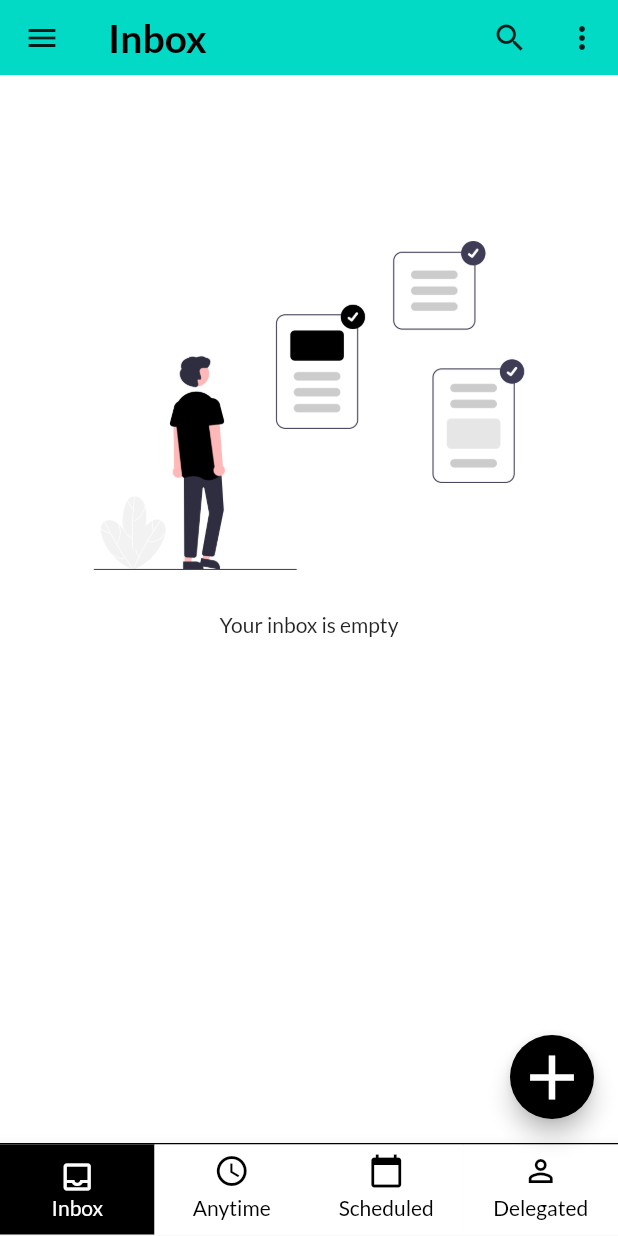
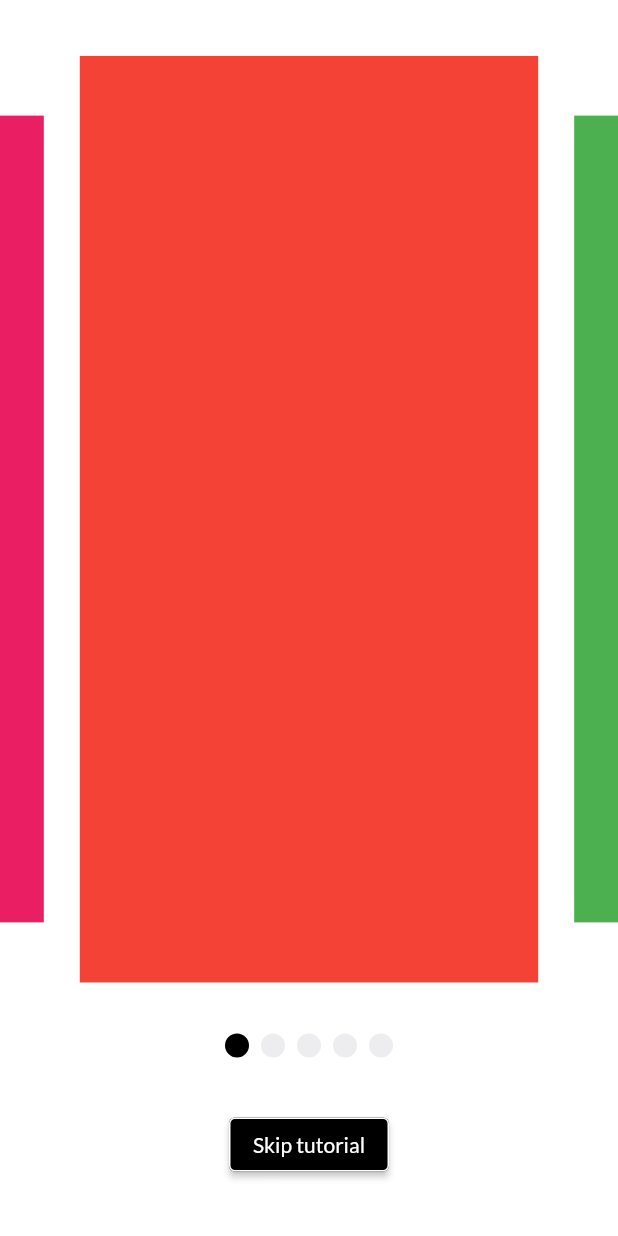
Before and after one commit to BartoszRudnik/ProductiveAppFrontend, a Flutter app: the TabsScreen screen opened by its route, on a phone screen of 412 x 824 dp. Run offline on Flutter 3.47's test engine with Material 2 defaults, Android fonts, the phone set to English and light mode, and no system bars; drawn by our look-alikes of auto_size_text, badges, carousel_slider, smooth_page_indicator; our stand-ins replace connectivity_plus, file_picker, flutter_local_notifications, font_awesome_flutter, geocoding, google_maps_flutter and 9 more; missing offline and left inert: flutter_background_geolocation, flutter_pdfview, global_configuration, workmanager; accounts and stored records are empty; generated files the repository leaves out were written again.

Commit message:
ekran z samouczkiem

```diff
--- a/lib/db/init_database.dart
+++ b/lib/db/init_database.dart
@@ -123,6 +123,7 @@ class InitDatabase {
       ${UserFields.userType} $textType,
       ${UserFields.localImage} $textType,
       ${UserFields.removed} $boolType,
+      ${UserFields.firstLogin} $boolType,
       $userEmail $textType
     )
     ''');
--- a/lib/model/user.dart
+++ b/lib/model/user.dart
@@ -13,6 +13,7 @@ class UserFields {
     lastUpdatedImage,
     lastUpdatedName,
     removed,
+    firstLogin,
   ];
 
   static final String id = 'id';
@@ -24,6 +25,7 @@ class UserFields {
   static final String lastUpdatedImage = "lastUpdatedImage";
   static final String lastUpdatedName = "lastUpdatedName";
   static final String removed = "removed";
+  static final String firstLogin = "firstLogin";
 }
 
 class User with ChangeNotifier {
@@ -36,10 +38,12 @@ class User with ChangeNotifier {
   DateTime lastUpdatedImage;
   DateTime lastUpdatedName;
   bool removed;
+  bool firstLogin;
 
   User({
     @required this.email,
     @required this.userType,
+    @required this.firstLogin,
     this.id,
     this.firstName,
     this.lastName,
@@ -59,6 +63,7 @@ class User with ChangeNotifier {
     DateTime lastUpdatedImage,
     DateTime lastUpdatedName,
     bool removed,
+    bool firstLogin,
   }) =>
       User(
         email: email ?? this.email,
@@ -70,6 +75,7 @@ class User with ChangeNotifier {
         lastUpdatedName: lastUpdatedName ?? this.lastUpdatedName,
         localImage: localImage ?? this.localImage,
         removed: removed ?? this.removed,
+        firstLogin: firstLogin ?? this.firstLogin,
       );
 
   Map<String, dynamic> toJson() {
@@ -83,6 +89,7 @@ class User with ChangeNotifier {
       UserFields.removed: this.removed ? 1 : 0,
       UserFields.lastUpdatedImage: this.lastUpdatedImage != null ? this.lastUpdatedImage.toIso8601String() : DateTime.now().toIso8601String(),
       UserFields.lastUpdatedName: this.lastUpdatedName != null ? this.lastUpdatedName.toIso8601String() : DateTime.now().toIso8601String(),
+      UserFields.firstLogin: this.firstLogin ? 1 : 0,
     };
   }
 
@@ -96,5 +103,6 @@ class User with ChangeNotifier {
         removed: json[UserFields.removed] == 1 ? true : false,
         lastUpdatedImage: DateTime.parse(json[UserFields.lastUpdatedImage] as String),
         lastUpdatedName: DateTime.parse(json[UserFields.lastUpdatedName] as String),
+        firstLogin: json[UserFields.firstLogin] == 1 ? true : false,
       );
 }
--- a/lib/provider/task_provider.dart
+++ b/lib/provider/task_provider.dart
@@ -1496,14 +1496,6 @@ class TaskProvider with ChangeNotifier {
   }
 
   int countInboxDelegated() {
-    List<Task> tmpList = [];
-
-    tmpList = [...this._inboxTasks.where((task) => (task.isDelegated != null && task.isDelegated == true))];
-
-    if (tmpList != null) {
-      return tmpList.length;
-    } else {
-      return 0;
-    }
+    return this._inboxTasks.where((task) => (task.isDelegated != null && task.isDelegated == true)).toList().length;
   }
 }
--- a/lib/screen/tabs_screen.dart
+++ b/lib/screen/tabs_screen.dart
@@ -3,6 +3,8 @@ import 'package:badges/badges.dart';
 import 'package:flutter/material.dart';
 import 'package:flutter/rendering.dart';
 import 'package:flutter_gen/gen_l10n/app_localizations.dart';
+import 'package:productive_app/provider/auth_provider.dart';
+import 'package:productive_app/screen/tutorial_screen.dart';
 import 'package:provider/provider.dart';
 
 import '../provider/delegate_provider.dart';
@@ -238,7 +240,11 @@ class _TabsScreenState extends State<TabsScreen> with TickerProviderStateMixin<T
 
   @override
   Widget build(BuildContext context) {
-    return NotificationListener<ScrollNotification>(
+    final isFirstLogin = Provider.of<AuthProvider>(context).firstLogin;
+
+    return isFirstLogin
+        ? TutorialScreen()
+        : NotificationListener<ScrollNotification>(
             onNotification: this._handleScrollNotification,
             child: AnimatedContainer(
               decoration: BoxDecoration(
@@ -280,7 +286,8 @@ class _TabsScreenState extends State<TabsScreen> with TickerProviderStateMixin<T
                     leadingButton: IconButton(
                       icon: Badge(
                         position: BadgePosition.topStart(),
-                  showBadge: Provider.of<DelegateProvider>(context).received.length > 0 || Provider.of<DelegateProvider>(context).numberOfPermissionRequest > 0,
+                        showBadge:
+                            Provider.of<DelegateProvider>(context).received.length > 0 || Provider.of<DelegateProvider>(context).numberOfPermissionRequest > 0,
                         badgeColor: Theme.of(context).primaryColor,
                         child: Icon(Icons.menu),
                       ),
--- /dev/null
+++ b/lib/screen/tutorial_screen.dart
@@ -0,0 +1,88 @@
+import 'package:carousel_slider/carousel_slider.dart';
+import 'package:flutter/material.dart';
+import 'package:productive_app/config/color_themes.dart';
+import 'package:productive_app/provider/auth_provider.dart';
+import 'package:provider/provider.dart';
+import 'package:smooth_page_indicator/smooth_page_indicator.dart';
+
+class TutorialScreen extends StatefulWidget {
+  @override
+  State<TutorialScreen> createState() => _TutorialScreenState();
+}
+
+class _TutorialScreenState extends State<TutorialScreen> {
+  final controller = CarouselController();
+  int _activeImageIndex = 0;
+
+  void animateToImage(int index) => this.controller.jumpToPage(index);
+
+  @override
+  Widget build(BuildContext context) {
+    return Scaffold(
+      body: Container(
+        padding: EdgeInsets.symmetric(vertical: 20),
+        child: Center(
+          child: Column(
+            mainAxisAlignment: MainAxisAlignment.spaceAround,
+            children: [
+              CarouselSlider.builder(
+                carouselController: this.controller,
+                itemCount: 5,
+                itemBuilder: (ctx, index, realIndex) {
+                  Color color;
+
+                  if (index == 0) {
+                    color = Colors.red;
+                  } else if (index == 1) {
+                    color = Colors.green;
+                  } else if (index == 2) {
+                    color = Colors.blue;
+                  } else if (index == 3) {
+                    color = Colors.yellow;
+                  } else {
+                    color = Colors.pink;
+                  }
+
+                  return Container(
+                    margin: EdgeInsets.symmetric(horizontal: 12),
+                    width: double.infinity,
+                    color: color,
+                  );
+                },
+                options: CarouselOptions(
+                  initialPage: 0,
+                  height: MediaQuery.of(context).size.height * 0.75,
+                  enlargeCenterPage: true,
+                  enlargeStrategy: CenterPageEnlargeStrategy.height,
+                  onPageChanged: (index, reason) {
+                    setState(() {
+                      this._activeImageIndex = index;
+                    });
+                  },
+                ),
+              ),
+              AnimatedSmoothIndicator(
+                activeIndex: this._activeImageIndex,
+                count: 5,
+                onDotClicked: (index) {
+                  this.animateToImage(index);
+                },
+                effect: JumpingDotEffect(
+                  dotColor: Theme.of(context).primaryColorLight,
+                  activeDotColor: Theme.of(context).primaryColor,
+                ),
+              ),
+              ElevatedButton(
+                onPressed: () async {
+                  Provider.of<AuthProvider>(context, listen: false).changeFirstLoginStatus();
+                },
+                child: Text('Skip tutorial'),
+                style: ColorThemes.loginButtonStyle(context),
+              ),
+            ],
+          ),
+        ),
+      ),
+    );
+  }
+}
--- a/pubspec.yaml
+++ b/pubspec.yaml
@@ -56,6 +56,8 @@ dependencies:
   sqflite: any
   uuid: any
   workmanager: any
+  carousel_slider: any
+  smooth_page_indicator: any
 
   # The following adds the Cupertino Icons font to your application.
   # Use with the CupertinoIcons class for iOS style icons.
```
Also changed, not shown: lib/provider/auth_provider.dart (+35 -0 lines), pubspec.lock. Lines whose indentation alone changed are shown as unchanged.
